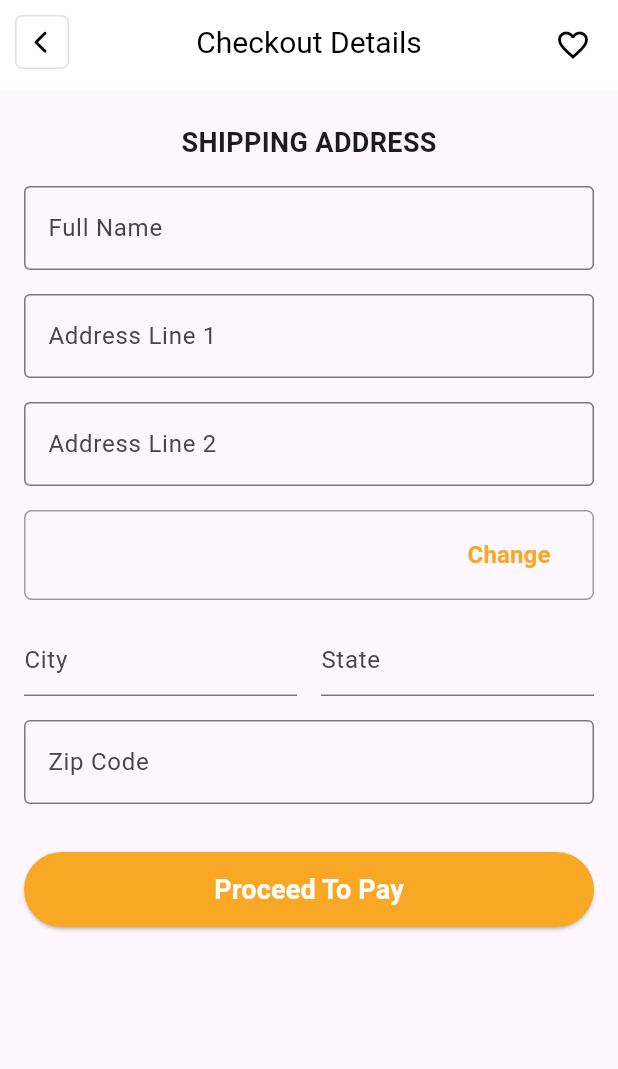
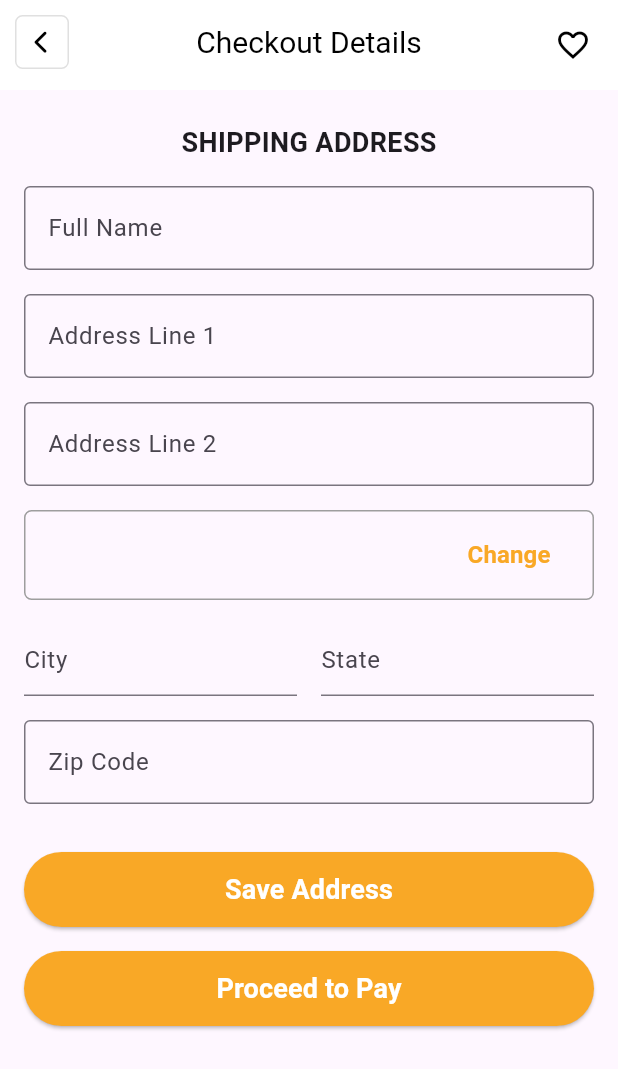
Before and after one commit to kennedyowusu/fashion_app_mobile, a Flutter app: the CheckoutScreen screen opened directly, on a phone screen of 412 x 824 dp. Shown: the top 1069 px of the screen. Run offline on Flutter 3.47's test engine with Material 2 defaults, Android fonts, the phone set to English and light mode, and no system bars; our stand-ins replace carousel_slider, font_awesome_flutter, get, get_storage; accounts and stored records are empty; network calls fail.

Commit message:
store a user's shipping address

```diff
--- a/lib/controller/shipping_address.dart
+++ b/lib/controller/shipping_address.dart
@@ -5,6 +5,8 @@ import 'package:get/get.dart';
 
 class ShippingAddressController extends GetxController {
   final RxList<ShippingAddress> shippingAddress = <ShippingAddress>[].obs;
+
+  final isLoading = false.obs;
 
   @override
   void onInit() {
@@ -31,6 +33,7 @@ class ShippingAddressController extends GetxController {
     required String state,
     required String zip,
     required String phone,
+    required int userId,
   }) async {
     try {
       await ShippingAddressService().createShippingAddress(
@@ -40,6 +43,7 @@ class ShippingAddressController extends GetxController {
         state: state,
         zip: zip,
         phone: phone,
+        userId: userId,
       );
       fetchShippingAddress();
     } catch (e) {
--- a/lib/main.dart
+++ b/lib/main.dart
@@ -16,7 +16,7 @@ void main() async {
   WidgetsFlutterBinding.ensureInitialized();
   await GetStorage.init();
   final box = GetStorage();
-  box.remove('token');
+  // box.remove('token');
   final token = box.read('token') ?? '';
   final currentUserId = box.read('currentUserId');
   debugPrint(currentUserId);
--- a/lib/views/checkout/checkout.dart
+++ b/lib/views/checkout/checkout.dart
@@ -1,9 +1,11 @@
 import 'package:fashion_app/controller/phone_controller.dart';
 import 'package:fashion_app/controller/user.dart';
 import 'package:fashion_app/helper/config.dart';
+import 'package:fashion_app/services/shipping_Address.dart';
 import 'package:fashion_app/widgets/appbar.dart';
 import 'package:fashion_app/widgets/button.dart';
 import 'package:fashion_app/widgets/custom_textformfield.dart';
+import 'package:fashion_app/widgets/loader.dart';
 import 'package:flutter/material.dart';
 import 'package:font_awesome_flutter/font_awesome_flutter.dart';
 import 'package:get/get.dart';
@@ -34,6 +36,8 @@ class _CheckoutScreenState extends State<CheckoutScreen> {
 
   final UserController userController = Get.put(UserController());
   final PhoneController phoneController = Get.put(PhoneController());
+  final ShippingAddressService shippingAddressService =
+      Get.put(ShippingAddressService());
 
   bool showTextFormField = false;
 
@@ -83,7 +87,6 @@ class _CheckoutScreenState extends State<CheckoutScreen> {
           padding: EdgeInsets.all(16.0),
           child: Form(
             key: _formKey,
-            autovalidateMode: AutovalidateMode.onUserInteraction,
             child: SingleChildScrollView(
               child: Column(
                 crossAxisAlignment: CrossAxisAlignment.start,
@@ -149,7 +152,7 @@ class _CheckoutScreenState extends State<CheckoutScreen> {
                           Expanded(
                             child: phoneController.showTextFormField.value
                                 ? TextFormField(
-                                    controller: _phoneNumberController,
+                                    // controller: _phoneNumberController,
                                     initialValue:
                                         phoneController.phoneNumber.value,
                                     keyboardType: TextInputType.phone,
@@ -171,6 +174,7 @@ class _CheckoutScreenState extends State<CheckoutScreen> {
                                     style: TextStyle(
                                       fontSize: 16.0,
                                       fontWeight: FontWeight.bold,
+                                      color: Colors.black,
                                     ),
                                   ),
                           ),
@@ -248,74 +252,45 @@ class _CheckoutScreenState extends State<CheckoutScreen> {
                       return null;
                     },
                   ),
-                  // SizedBox(height: 32.0),
-                  // Text(
-                  //   'Payment Information',
-                  //   style: TextStyle(
-                  //     fontSize: 18.0,
-                  //     fontWeight: FontWeight.bold,
-                  //   ),
-                  // ),
-                  // SizedBox(height: 16.0),
-                  // CustomTextField(
-                  //   keyboardType: TextInputType.number,
-                  //   labelText: 'Card Number',
-                  //   hintText: 'Card Number',
-                  //   controller: _cardNumberController,
-                  //   validator: (value) {
-                  //     if (value!.isEmpty) {
-                  //       return 'Please enter your Card Number';
-                  //     }
-                  //     return null;
-                  //   },
-                  // ),
-                  // SizedBox(height: 16.0),
-                  // Row(
-                  //   children: [
-                  //     Expanded(
-                  //       child: TextFormField(
-                  //         keyboardType: TextInputType.datetime,
-                  //         controller: _expirationDateController,
-                  //         validator: (value) {
-                  //           if (value!.isEmpty) {
-                  //             return 'Please enter the expiration date';
-                  //           }
-                  //           return null;
-                  //         },
-                  //         decoration: InputDecoration(
-                  //           hintText: 'Expiration Date',
-                  //         ),
-                  //       ),
-                  //     ),
-                  //     SizedBox(width: 16.0),
-                  //     Expanded(
-                  //       child: TextFormField(
-                  //         keyboardType: TextInputType.number,
-                  //         controller: _cvvController,
-                  //         validator: (value) {
-                  //           if (value!.isEmpty) {
-                  //             return 'Please enter the CVV';
-                  //           }
-                  //           return null;
-                  //         },
-                  //         decoration: InputDecoration(
-                  //           hintText: 'CVV',
-                  //         ),
-                  //       ),
-                  //     ),
-                  //   ],
-                  // ),
                   SizedBox(height: 32.0),
+                  Obx(
+                    () => shippingAddressService.isLoading.value
+                        ? Center(
+                            child: Loader(),
+                          )
+                        : Button(
+                            width: double.infinity,
+                            title: 'Save Address',
+                            onPressed: () {
+                              if (_formKey.currentState!.validate()) {
+                                // Perform checkout
+
+                                shippingAddressService.createShippingAddress(
+                                  name: _nameController.text,
+                                  addressLineOne: _addressLine1Controller.text,
+                                  phone: _phoneNumberController.text,
+                                  city: _cityController.text,
+                                  state: _stateController.text,
+                                  zip: _zipCodeController.text,
+                                  userId: userController.user.value.id!,
+                                );
+                              }
+
+                              debugPrint(
+                                'Name: ${_nameController.text}, Address: ${_addressLine1Controller.text}, Phone: ${_phoneNumberController.text}, City: ${_cityController.text}, State: ${_stateController.text}, Zip: ${_zipCodeController.text}, User: ${userController.user.value.id}',
+                              );
+                            },
+                            disable: shippingAddressService.isLoading.value,
+                          ),
+                  ),
+                  SizedBox(height: 16.0),
                   Button(
                     width: double.infinity,
-                    title: 'Proceed To Pay',
+                    title: 'Proceed to Pay',
                     onPressed: () {
-                      if (_formKey.currentState!.validate()) {
-                        // Perform checkout
-                        debugPrint('Checkout successful');
-                      }
+                      Get.back();
                     },
-                    disable: false,
+                    disable: shippingAddressService.isLoading.value,
                   ),
                 ],
               ),
```
Also changed, not shown: lib/services/shipping_Address.dart (+58 -5 lines).
